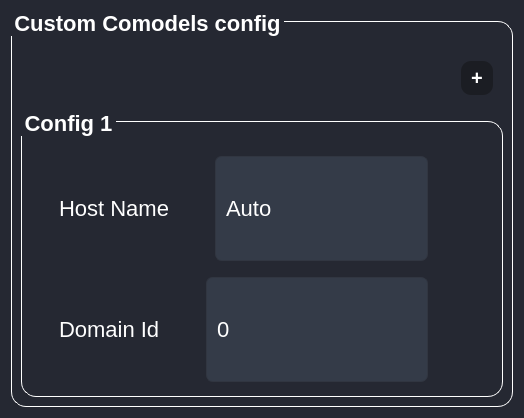
Old version of the form UiFiles/CustomComodelsConfig.ui in the repository bassant-hisham/Anomalies-Tracker-Siemens-Academy.
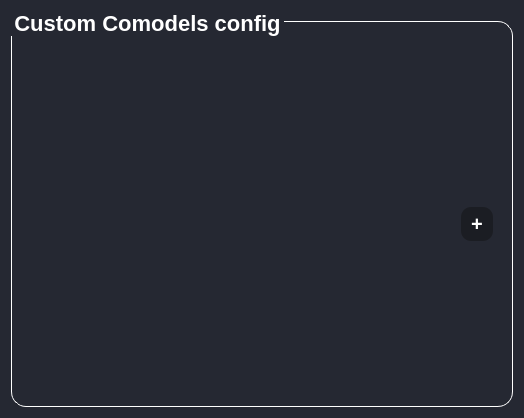
New version of the form. Icons and pictures are not drawn.

The edit to the form file:
```diff
--- a/UiFiles/CustomComodelsConfig.ui
+++ b/UiFiles/CustomComodelsConfig.ui
@@ -181,222 +181,6 @@
         </item>
        </layout>
       </item>
-      <item row="1" column="0">
-       <widget class="QGroupBox" name="CustomConfig_InnergroupBox">
-        <property name="title">
-         <string>Config 1</string>
-        </property>
-        <layout class="QVBoxLayout" name="verticalLayout">
-         <item>
-          <layout class="QHBoxLayout" name="HostName_Hlayout">
-           <property name="topMargin">
-            <number>5</number>
-           </property>
-           <property name="bottomMargin">
-            <number>5</number>
-           </property>
-           <item>
-            <spacer name="HostName_HSpacer_left">
-             <property name="orientation">
-              <enum>Qt::Horizontal</enum>
-             </property>
-             <property name="sizeHint" stdset="0">
-              <size>
-               <width>28</width>
-               <height>20</height>
-              </size>
-             </property>
-            </spacer>
-           </item>
-           <item>
-            <widget class="QLabel" name="HostName_HSpacer_label">
-             <property name="sizePolicy">
-              <sizepolicy hsizetype="Preferred" vsizetype="Preferred">
-               <horstretch>8</horstretch>
-               <verstretch>0</verstretch>
-              </sizepolicy>
-             </property>
-             <property name="styleSheet">
-              <string notr="true">font-size:22px;
-font:normal</string>
-             </property>
-             <property name="text">
-              <string>Host Name</string>
-             </property>
-            </widget>
-           </item>
-           <item>
-            <spacer name="HostName_HSpacer_mid">
-             <property name="orientation">
-              <enum>Qt::Horizontal</enum>
-             </property>
-             <property name="sizeHint" stdset="0">
-              <size>
-               <width>40</width>
-               <height>20</height>
-              </size>
-             </property>
-            </spacer>
-           </item>
-           <item>
-            <widget class="QComboBox" name="HostName_comboBox">
-             <property name="sizePolicy">
-              <sizepolicy hsizetype="Preferred" vsizetype="Expanding">
-               <horstretch>20</horstretch>
-               <verstretch>0</verstretch>
-              </sizepolicy>
-             </property>
-             <property name="styleSheet">
-              <string notr="true">background-color:#343b48;
-font:normal;
-font-size:22px;
-border-radius:7px;</string>
-             </property>
-             <item>
-              <property name="text">
-               <string>Auto</string>
-              </property>
-             </item>
-             <item>
-              <property name="text">
-               <string>egc-med-bell</string>
-              </property>
-             </item>
-             <item>
-              <property name="text">
-               <string>egc-med-baird</string>
-              </property>
-             </item>
-             <item>
-              <property name="text">
-               <string>egc-med-nozark</string>
-              </property>
-             </item>
-            </widget>
-           </item>
-           <item>
-            <spacer name="HostName_HSpacer_right">
-             <property name="orientation">
-              <enum>Qt::Horizontal</enum>
-             </property>
-             <property name="sizeHint" stdset="0">
-              <size>
-               <width>65</width>
-               <height>20</height>
-              </size>
-             </property>
-            </spacer>
-           </item>
-          </layout>
-         </item>
-         <item>
-          <layout class="QHBoxLayout" name="DomainId_Hlayout">
-           <property name="topMargin">
-            <number>5</number>
-           </property>
-           <property name="bottomMargin">
-            <number>5</number>
-           </property>
-           <item>
-            <spacer name="DomainId_HSpacer_left">
-             <property name="orientation">
-              <enum>Qt::Horizontal</enum>
-             </property>
-             <property name="sizeHint" stdset="0">
-              <size>
-               <width>28</width>
-               <height>20</height>
-              </size>
-             </property>
-            </spacer>
-           </item>
-           <item>
-            <widget class="QLabel" name="DomainId_HSpacer_label">
-             <property name="sizePolicy">
-              <sizepolicy hsizetype="Preferred" vsizetype="Preferred">
-               <horstretch>8</horstretch>
-               <verstretch>0</verstretch>
-              </sizepolicy>
-             </property>
-             <property name="styleSheet">
-              <string notr="true">font-size:22px;
-font:normal</string>
-             </property>
-             <property name="text">
-              <string>Domain Id</string>
-             </property>
-            </widget>
-           </item>
-           <item>
-            <spacer name="DomainId_HSpacer_mid">
-             <property name="orientation">
-              <enum>Qt::Horizontal</enum>
-             </property>
-             <property name="sizeHint" stdset="0">
-              <size>
-               <width>40</width>
-               <height>20</height>
-              </size>
-             </property>
-            </spacer>
-           </item>
-           <item>
-            <widget class="QComboBox" name="DomainId_comboBox">
-             <property name="sizePolicy">
-              <sizepolicy hsizetype="Preferred" vsizetype="Expanding">
-               <horstretch>20</horstretch>
-               <verstretch>0</verstretch>
-              </sizepolicy>
-             </property>
-             <property name="styleSheet">
-              <string notr="true">background-color:#343b48;
-font:normal;
-font-size:22px;
-border-radius:7px;</string>
-             </property>
-             <item>
-              <property name="text">
-               <string>0</string>
-              </property>
-             </item>
-             <item>
-              <property name="text">
-               <string>1</string>
-              </property>
-             </item>
-             <item>
-              <property name="text">
-               <string>2</string>
-              </property>
-             </item>
-             <item>
-              <property name="text">
-               <string>3</string>
-              </property>
-             </item>
-            </widget>
-           </item>
-           <item>
-            <spacer name="DomainId_HSpacer_right">
-             <property name="orientation">
-              <enum>Qt::Horizontal</enum>
-             </property>
-             <property name="sizeHint" stdset="0">
-              <size>
-               <width>65</width>
-               <height>20</height>
-              </size>
-             </property>
-            </spacer>
-           </item>
-          </layout>
-         </item>
-        </layout>
-       </widget>
-      </item>
-      <item row="2" column="0">
-       <layout class="QVBoxLayout" name="ConfigVLayout"/>
-      </item>
      </layout>
     </widget>
    </item>
```
Left out of the diff: 3 changed lines with no effect on the pictures.
